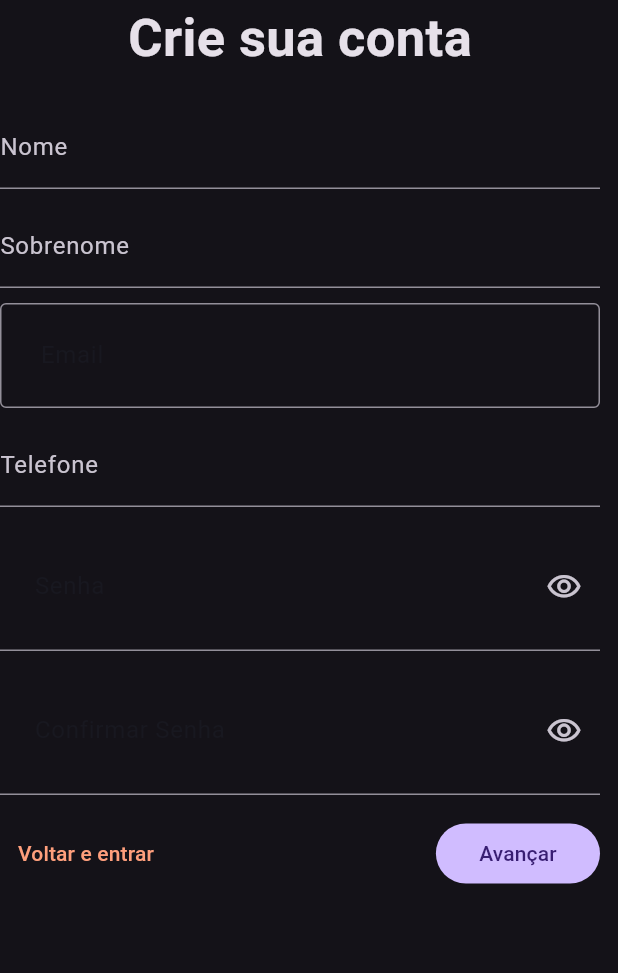
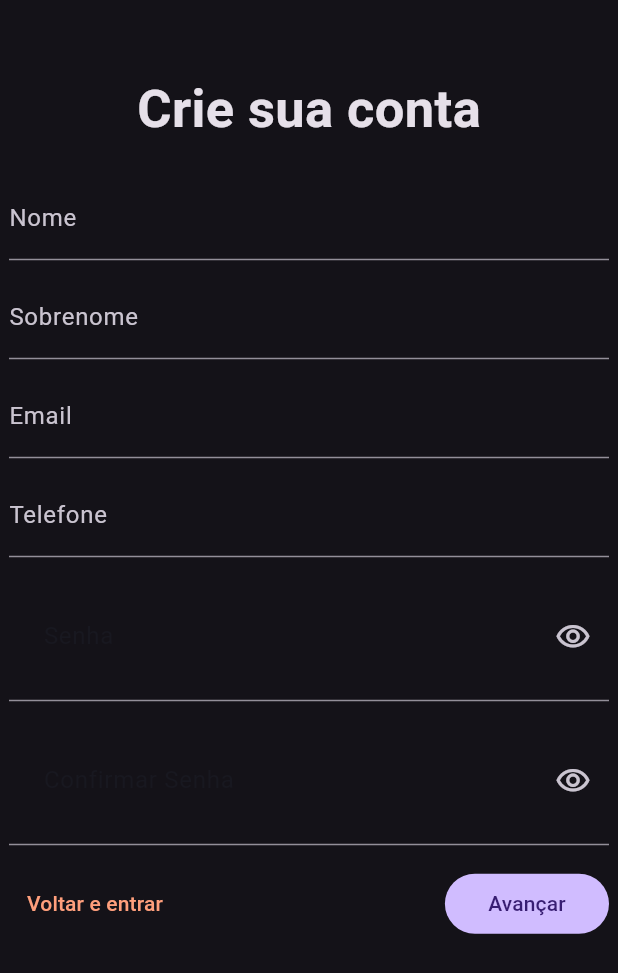
Before and after one commit to egaddini/ftchamados, a Flutter app: the SingupScreen screen opened by its route, after a tap on "Avançar", on a phone screen of 412 x 824 dp. Shown: the top 973 px of the screen. Run offline on Flutter 3.47's test engine with Material 2 defaults, Android fonts, the phone set to English and light mode, and no system bars; our stand-ins replace dio, flutter_typeahead, get, mask_text_input_formatter, shared_preferences; missing offline and left inert: blinking_text, validatorless; accounts and stored records are empty.

Commit message:
finalizada tela de singin

```diff
--- a/lib/app/features/pages/singup/components/singup_form.dart
+++ b/lib/app/features/pages/singup/components/singup_form.dart
@@ -45,8 +45,7 @@ class _SingupFormState extends State<SingupForm> {
 
   @override
   Widget build(BuildContext context) {
-    return isLoading ? buildLoadingIndicator() : SingleChildScrollView(
-      child: Form(
+    return isLoading ? buildLoadingIndicator() : Form(
       key: _formKey,
       child: Column(
         children: [
@@ -85,7 +84,7 @@ class _SingupFormState extends State<SingupForm> {
           addVerticalSpace(10),
           TextFormField(
             controller: _phoneEC,
-              //inputFormatters: [maskFormatter],
+            inputFormatters: [maskFormatter],
             decoration: const InputDecoration(
               labelText: 'Telefone',
             ),
@@ -128,23 +127,23 @@ class _SingupFormState extends State<SingupForm> {
               addHorizontalSpace(176),
               Expanded(
                 child: FilledButton(
-                    child: const Text('Avançar'),
-                    onPressed: () async {
+                  child:  isLoading ? buildLoadingIndicator() :  const Text('Avançar'),
+                  onPressed: () {
                     var formValid = _formKey.currentState?.validate() ?? false;
                     if (formValid) {
                       setState(() {
                         userModel = UserModel(
                           firstname: _nameEC.text,
                           lastname: _surnameEC.text,
-                            phone: int.parse(_phoneEC.text),
+                          phone: int.parse(_phoneEC.text.replaceAll(' ', '').replaceAll(')', '').replaceAll('(', '').replaceAll('-', '')),
                           email: _emailEC.text,
                           password: _passwordEC.text
                         );
                       });
                       _setLoading();
                       authRepository.register(userModel!).then((_) {
-                        Navigator.pop(context);
-                        snackSucessRegister(context, 'Prioridade  registrado com sucesso!');
+                        _setLoading();
+                        registerSucess(context, 'Conta registrada com sucesso!', 'Sua solicitação será revisada e conta habilitada em até 2 dias úteis.');
                       }).catchError((error) {
                         _setLoading();
                         tratarErro(context, error);
@@ -155,8 +154,8 @@ class _SingupFormState extends State<SingupForm> {
               ),
             ],
           ),
+          addVerticalSpace(150),
         ],
-        ),
       ),
     );
   }
--- a/lib/app/features/pages/singup/screen/singup_screen.dart
+++ b/lib/app/features/pages/singup/screen/singup_screen.dart
@@ -22,9 +22,18 @@ class SingupScreen extends StatelessWidget {
   Widget build(BuildContext context) {
     return const Scaffold(
       appBar: null,
-      body: SizedBox(
-        width: 400,
-        child: SingupForm()
+      body:Center(
+        child: SingleChildScrollView(
+          child: Column(
+            mainAxisAlignment: MainAxisAlignment.center,
+            children: [
+              SizedBox(
+                width: 400,
+                child: SingupForm()
+              ),
+            ],
+          ),
+        ),
       ),
     );
   }
--- a/lib/app/shared_components/c_text_form_field.dart
+++ b/lib/app/shared_components/c_text_form_field.dart
@@ -1,6 +1,3 @@
-// ignore_for_file: file_names
-
-import 'package:chamados/app/constans/pallete.dart';
 import 'package:flutter/material.dart';
 
 class CustomTextFormField extends StatelessWidget {
@@ -20,24 +17,7 @@ class CustomTextFormField extends StatelessWidget {
     return TextFormField(
       controller: controller,
       decoration: InputDecoration(
-        contentPadding: const EdgeInsets.all(23),
         labelText: labelText,
-        labelStyle: const TextStyle(
-          color: Pallete.backgroundColor
-        ),
-        border: const OutlineInputBorder(),
-        focusedBorder: const OutlineInputBorder(
-          borderSide: BorderSide(
-            color: Pallete.gradient3,
-            width: 2,
-          ),
-        ),
-        /*suffix: GestureDetector(
-          child: const Icon(Icons.cancel),
-            onTap: () {
-              controller.clear();
-            },
-        )*/
       ),
       validator: (value) {
         for (final validate in validator) {
--- a/lib/app/utils/helpers/helper.dart
+++ b/lib/app/utils/helpers/helper.dart
@@ -111,6 +111,7 @@ void tratarErro(BuildContext context, DioError e) {
     ErrorDTO erro = ErrorDTO.fromMap(e.response!.data);
     if (409.isEqual(erro.status)) {
       final snackBar = SnackBar(
+        behavior: SnackBarBehavior.floating,
         content: Text(erro.message),
         action: SnackBarAction(
           label: 'Ver Mais',
@@ -123,6 +124,7 @@ void tratarErro(BuildContext context, DioError e) {
     }
     if (401.isEqual(erro.status)) {
       final snackBar = SnackBar(
+        behavior: SnackBarBehavior.floating,
         content: Text(erro.message),
         action: SnackBarAction(
           label: 'Ver Mais',
@@ -135,6 +137,7 @@ void tratarErro(BuildContext context, DioError e) {
     }
     if (403.isEqual(erro.status)) {
       final snackBar = SnackBar(
+        behavior: SnackBarBehavior.floating,
         content: Text(erro.message),
         action: SnackBarAction(
           label: 'Ver Mais',
@@ -148,6 +151,7 @@ void tratarErro(BuildContext context, DioError e) {
   } else {
     final snackBar = SnackBar(
       content: const Text('Algum problema aconteceu!'),
+      behavior: SnackBarBehavior.floating,
       action: SnackBarAction(
         label: 'Ver Mais',
         onPressed: () {
@@ -179,6 +183,7 @@ Widget buildLoadingIndicator() {
 void snackSucessRegister(BuildContext context, String message) {
     final snackBar = SnackBar(
     content: const Text('Registrado com Sucesso!'),
+    behavior: SnackBarBehavior.floating,
     action: SnackBarAction(
       label: 'Ver Mais',
       onPressed: () {
```
Lines whose indentation alone changed are shown as unchanged.
